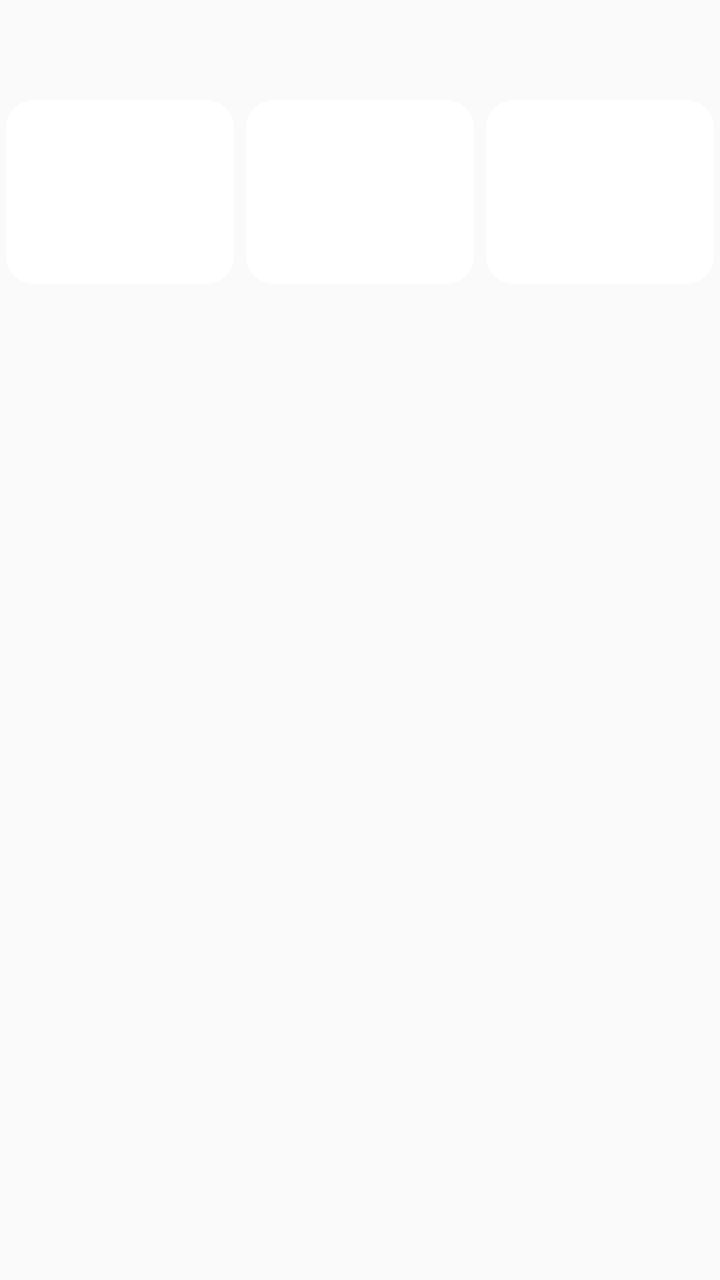
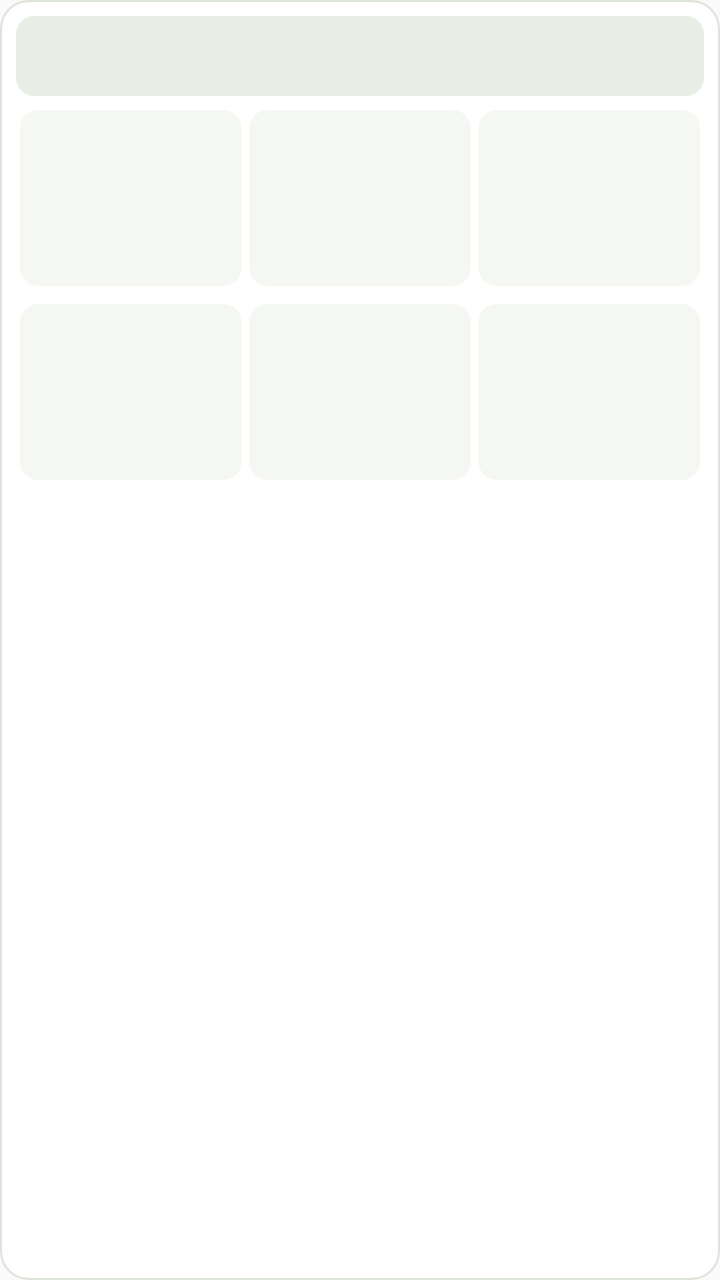

Screens rendered from an Android XML layout before and after an edit, with the pre-edit source and the edit as a unified diff.
<!-- AndroidManifest.xml: application theme android:Theme.Material.Light.NoActionBar -->
<!-- res/layout/widget_section.xml -->
<?xml version="1.0" encoding="utf-8"?>
<LinearLayout xmlns:android="http://schemas.android.com/apk/res/android" android:layout_width="match_parent" android:layout_height="wrap_content" android:orientation="vertical" android:paddingBottom="4dp">
 <TextView android:id="@+id/section_title" android:layout_width="match_parent" android:layout_height="wrap_content" android:textSize="20sp" android:textStyle="bold" android:textColor="#1C2922" android:paddingTop="10dp" android:paddingBottom="10dp"/>
 <LinearLayout android:layout_width="match_parent" android:layout_height="wrap_content" android:orientation="horizontal"><LinearLayout android:id="@+id/action_0" android:layout_width="0dp" android:layout_weight="1" android:layout_height="92dp" android:layout_margin="3dp" android:background="@drawable/btn_bg" android:orientation="vertical" android:gravity="center" android:padding="5dp">
 <TextView android:id="@+id/action_0_icon" android:layout_width="wrap_content" android:layout_height="wrap_content" android:textSize="23sp"/>
 <TextView android:id="@+id/action_0_label" android:layout_width="match_parent" android:layout_height="wrap_content" android:gravity="center" android:textSize="13sp" android:textStyle="bold" android:textColor="#202923" android:maxLines="2" android:ellipsize="end"/>
 <TextView android:id="@+id/action_0_sub" android:layout_width="match_parent" android:layout_height="wrap_content" android:gravity="center" android:textSize="10sp" android:textColor="#717971" android:maxLines="1" android:ellipsize="end"/>
 </LinearLayout><LinearLayout android:id="@+id/action_1" android:layout_width="0dp" android:layout_weight="1" android:layout_height="92dp" android:layout_margin="3dp" android:background="@drawable/btn_bg" android:orientation="vertical" android:gravity="center" android:padding="5dp">
 <TextView android:id="@+id/action_1_icon" android:layout_width="wrap_content" android:layout_height="wrap_content" android:textSize="23sp"/>
 <TextView android:id="@+id/action_1_label" android:layout_width="match_parent" android:layout_height="wrap_content" android:gravity="center" android:textSize="13sp" android:textStyle="bold" android:textColor="#202923" android:maxLines="2" android:ellipsize="end"/>
 <TextView android:id="@+id/action_1_sub" android:layout_width="match_parent" android:layout_height="wrap_content" android:gravity="center" android:textSize="10sp" android:textColor="#717971" android:maxLines="1" android:ellipsize="end"/>
 </LinearLayout><LinearLayout android:id="@+id/action_2" android:layout_width="0dp" android:layout_weight="1" android:layout_height="92dp" android:layout_margin="3dp" android:background="@drawable/btn_bg" android:orientation="vertical" android:gravity="center" android:padding="5dp">
 <TextView android:id="@+id/action_2_icon" android:layout_width="wrap_content" android:layout_height="wrap_content" android:textSize="23sp"/>
 <TextView android:id="@+id/action_2_label" android:layout_width="match_parent" android:layout_height="wrap_content" android:gravity="center" android:textSize="13sp" android:textStyle="bold" android:textColor="#202923" android:maxLines="2" android:ellipsize="end"/>
 <TextView android:id="@+id/action_2_sub" android:layout_width="match_parent" android:layout_height="wrap_content" android:gravity="center" android:textSize="10sp" android:textColor="#717971" android:maxLines="1" android:ellipsize="end"/>
 </LinearLayout></LinearLayout></LinearLayout>
<!-- resources referenced by this layout -->
<resources>
  <!-- drawable btn_bg (drawable) -->
  <shape xmlns:android="http://schemas.android.com/apk/res/android" android:shape="rectangle">
      <solid android:color="#FFFFFF" />
      <corners android:radius="14dp" />
  </shape>
</resources>

<!-- the commit's change to res/layout/widget_section.xml (unified diff, before → after) -->
@@ -1,16 +1,41 @@
 <?xml version="1.0" encoding="utf-8"?>
-<LinearLayout xmlns:android="http://schemas.android.com/apk/res/android" android:layout_width="match_parent" android:layout_height="wrap_content" android:orientation="vertical" android:paddingBottom="4dp">
- <TextView android:id="@+id/section_title" android:layout_width="match_parent" android:layout_height="wrap_content" android:textSize="20sp" android:textStyle="bold" android:textColor="#1C2922" android:paddingTop="10dp" android:paddingBottom="10dp"/>
- <LinearLayout android:layout_width="match_parent" android:layout_height="wrap_content" android:orientation="horizontal"><LinearLayout android:id="@+id/action_0" android:layout_width="0dp" android:layout_weight="1" android:layout_height="92dp" android:layout_margin="3dp" android:background="@drawable/btn_bg" android:orientation="vertical" android:gravity="center" android:padding="5dp">
- <TextView android:id="@+id/action_0_icon" android:layout_width="wrap_content" android:layout_height="wrap_content" android:textSize="23sp"/>
- <TextView android:id="@+id/action_0_label" android:layout_width="match_parent" android:layout_height="wrap_content" android:gravity="center" android:textSize="13sp" android:textStyle="bold" android:textColor="#202923" android:maxLines="2" android:ellipsize="end"/>
- <TextView android:id="@+id/action_0_sub" android:layout_width="match_parent" android:layout_height="wrap_content" android:gravity="center" android:textSize="10sp" android:textColor="#717971" android:maxLines="1" android:ellipsize="end"/>
- </LinearLayout><LinearLayout android:id="@+id/action_1" android:layout_width="0dp" android:layout_weight="1" android:layout_height="92dp" android:layout_margin="3dp" android:background="@drawable/btn_bg" android:orientation="vertical" android:gravity="center" android:padding="5dp">
- <TextView android:id="@+id/action_1_icon" android:layout_width="wrap_content" android:layout_height="wrap_content" android:textSize="23sp"/>
- <TextView android:id="@+id/action_1_label" android:layout_width="match_parent" android:layout_height="wrap_content" android:gravity="center" android:textSize="13sp" android:textStyle="bold" android:textColor="#202923" android:maxLines="2" android:ellipsize="end"/>
- <TextView android:id="@+id/action_1_sub" android:layout_width="match_parent" android:layout_height="wrap_content" android:gravity="center" android:textSize="10sp" android:textColor="#717971" android:maxLines="1" android:ellipsize="end"/>
- </LinearLayout><LinearLayout android:id="@+id/action_2" android:layout_width="0dp" android:layout_weight="1" android:layout_height="92dp" android:layout_margin="3dp" android:background="@drawable/btn_bg" android:orientation="vertical" android:gravity="center" android:padding="5dp">
- <TextView android:id="@+id/action_2_icon" android:layout_width="wrap_content" android:layout_height="wrap_content" android:textSize="23sp"/>
- <TextView android:id="@+id/action_2_label" android:layout_width="match_parent" android:layout_height="wrap_content" android:gravity="center" android:textSize="13sp" android:textStyle="bold" android:textColor="#202923" android:maxLines="2" android:ellipsize="end"/>
- <TextView android:id="@+id/action_2_sub" android:layout_width="match_parent" android:layout_height="wrap_content" android:gravity="center" android:textSize="10sp" android:textColor="#717971" android:maxLines="1" android:ellipsize="end"/>
- </LinearLayout></LinearLayout></LinearLayout>
+<LinearLayout xmlns:android="http://schemas.android.com/apk/res/android" android:layout_width="match_parent" android:layout_height="wrap_content" android:orientation="vertical" android:background="@drawable/widget_section_bg" android:padding="8dp">
+ <LinearLayout android:id="@+id/section_header" android:layout_width="match_parent" android:layout_height="40dp" android:gravity="center_vertical" android:paddingLeft="8dp" android:paddingRight="8dp" android:background="@drawable/widget_header_bg">
+  <ImageView android:id="@+id/section_icon" android:layout_width="23dp" android:layout_height="23dp" android:layout_marginRight="9dp" android:contentDescription=""/>
+  <TextView android:id="@+id/section_title" android:layout_width="0dp" android:layout_weight="1" android:layout_height="wrap_content" android:textSize="18sp" android:textStyle="bold" android:textColor="#243D30"/>
+ </LinearLayout>
+ <LinearLayout android:id="@+id/action_row_0" android:layout_width="match_parent" android:layout_height="wrap_content" android:orientation="horizontal" android:paddingTop="5dp">
+  <LinearLayout android:id="@+id/action_0" android:layout_width="0dp" android:layout_weight="1" android:layout_height="88dp" android:layout_margin="2dp" android:background="@drawable/btn_bg" android:orientation="vertical" android:gravity="center" android:padding="5dp">
+   <ImageView android:id="@+id/action_0_icon" android:layout_width="30dp" android:layout_height="30dp" android:layout_marginBottom="5dp" android:contentDescription=""/>
+   <TextView android:id="@+id/action_0_label" android:layout_width="match_parent" android:layout_height="wrap_content" android:gravity="center" android:textSize="13sp" android:textStyle="bold" android:textColor="#24352B" android:maxLines="2"/>
+   <TextView android:id="@+id/action_0_sub" android:layout_width="match_parent" android:layout_height="wrap_content" android:gravity="center" android:textSize="10sp" android:textColor="#6A756D" android:maxLines="1" android:ellipsize="end"/>
+  </LinearLayout>
+  <LinearLayout android:id="@+id/action_1" android:layout_width="0dp" android:layout_weight="1" android:layout_height="88dp" android:layout_margin="2dp" android:background="@drawable/btn_bg" android:orientation="vertical" android:gravity="center" android:padding="5dp">
+   <ImageView android:id="@+id/action_1_icon" android:layout_width="30dp" android:layout_height="30dp" android:layout_marginBottom="5dp" android:contentDescription=""/>
+   <TextView android:id="@+id/action_1_label" android:layout_width="match_parent" android:layout_height="wrap_content" android:gravity="center" android:textSize="13sp" android:textStyle="bold" android:textColor="#24352B" android:maxLines="2"/>
+   <TextView android:id="@+id/action_1_sub" android:layout_width="match_parent" android:layout_height="wrap_content" android:gravity="center" android:textSize="10sp" android:textColor="#6A756D" android:maxLines="1" android:ellipsize="end"/>
+  </LinearLayout>
+  <LinearLayout android:id="@+id/action_2" android:layout_width="0dp" android:layout_weight="1" android:layout_height="88dp" android:layout_margin="2dp" android:background="@drawable/btn_bg" android:orientation="vertical" android:gravity="center" android:padding="5dp">
+   <ImageView android:id="@+id/action_2_icon" android:layout_width="30dp" android:layout_height="30dp" android:layout_marginBottom="5dp" android:contentDescription=""/>
+   <TextView android:id="@+id/action_2_label" android:layout_width="match_parent" android:layout_height="wrap_content" android:gravity="center" android:textSize="13sp" android:textStyle="bold" android:textColor="#24352B" android:maxLines="2"/>
+   <TextView android:id="@+id/action_2_sub" android:layout_width="match_parent" android:layout_height="wrap_content" android:gravity="center" android:textSize="10sp" android:textColor="#6A756D" android:maxLines="1" android:ellipsize="end"/>
+  </LinearLayout>
+ </LinearLayout>
+ <LinearLayout android:id="@+id/action_row_1" android:layout_width="match_parent" android:layout_height="wrap_content" android:orientation="horizontal" android:paddingTop="5dp">
+  <LinearLayout android:id="@+id/action_3" android:layout_width="0dp" android:layout_weight="1" android:layout_height="88dp" android:layout_margin="2dp" android:background="@drawable/btn_bg" android:orientation="vertical" android:gravity="center" android:padding="5dp">
+   <ImageView android:id="@+id/action_3_icon" android:layout_width="30dp" android:layout_height="30dp" android:layout_marginBottom="5dp" android:contentDescription=""/>
+   <TextView android:id="@+id/action_3_label" android:layout_width="match_parent" android:layout_height="wrap_content" android:gravity="center" android:textSize="13sp" android:textStyle="bold" android:textColor="#24352B" android:maxLines="2"/>
+   <TextView android:id="@+id/action_3_sub" android:layout_width="match_parent" android:layout_height="wrap_content" android:gravity="center" android:textSize="10sp" android:textColor="#6A756D" android:maxLines="1" android:ellipsize="end"/>
+  </LinearLayout>
+  <LinearLayout android:id="@+id/action_4" android:layout_width="0dp" android:layout_weight="1" android:layout_height="88dp" android:layout_margin="2dp" android:background="@drawable/btn_bg" android:orientation="vertical" android:gravity="center" android:padding="5dp">
+   <ImageView android:id="@+id/action_4_icon" android:layout_width="30dp" android:layout_height="30dp" android:layout_marginBottom="5dp" android:contentDescription=""/>
+   <TextView android:id="@+id/action_4_label" android:layout_width="match_parent" android:layout_height="wrap_content" android:gravity="center" android:textSize="13sp" android:textStyle="bold" android:textColor="#24352B" android:maxLines="2"/>
+   <TextView android:id="@+id/action_4_sub" android:layout_width="match_parent" android:layout_height="wrap_content" android:gravity="center" android:textSize="10sp" android:textColor="#6A756D" android:maxLines="1" android:ellipsize="end"/>
+  </LinearLayout>
+  <LinearLayout android:id="@+id/action_5" android:layout_width="0dp" android:layout_weight="1" android:layout_height="88dp" android:layout_margin="2dp" android:background="@drawable/btn_bg" android:orientation="vertical" android:gravity="center" android:padding="5dp">
+   <ImageView android:id="@+id/action_5_icon" android:layout_width="30dp" android:layout_height="30dp" android:layout_marginBottom="5dp" android:contentDescription=""/>
+   <TextView android:id="@+id/action_5_label" android:layout_width="match_parent" android:layout_height="wrap_content" android:gravity="center" android:textSize="13sp" android:textStyle="bold" android:textColor="#24352B" android:maxLines="2"/>
+   <TextView android:id="@+id/action_5_sub" android:layout_width="match_parent" android:layout_height="wrap_content" android:gravity="center" android:textSize="10sp" android:textColor="#6A756D" android:maxLines="1" android:ellipsize="end"/>
+  </LinearLayout>
+ </LinearLayout>
+</LinearLayout>
<!-- resource entries referenced after the edit -->
@@ -1,9 +1,10 @@
 <!-- resources referenced by this layout -->
 <resources>
   <!-- drawable btn_bg (drawable) -->
-  <shape xmlns:android="http://schemas.android.com/apk/res/android" android:shape="rectangle">
-      <solid android:color="#FFFFFF" />
-      <corners android:radius="14dp" />
-  </shape>
+  <shape xmlns:android="http://schemas.android.com/apk/res/android" android:shape="rectangle"><solid android:color="#F5F7F2"/><corners android:radius="9dp"/></shape>
+  <!-- drawable widget_header_bg (drawable) -->
+  <shape xmlns:android="http://schemas.android.com/apk/res/android" android:shape="rectangle"><solid android:color="#E8EEE4"/><corners android:radius="9dp"/></shape>
+  <!-- drawable widget_section_bg (drawable) -->
+  <shape xmlns:android="http://schemas.android.com/apk/res/android" android:shape="rectangle"><solid android:color="#FFFFFF"/><corners android:radius="14dp"/><stroke android:width="1dp" android:color="#DDE4DA"/></shape>
 </resources>
 
